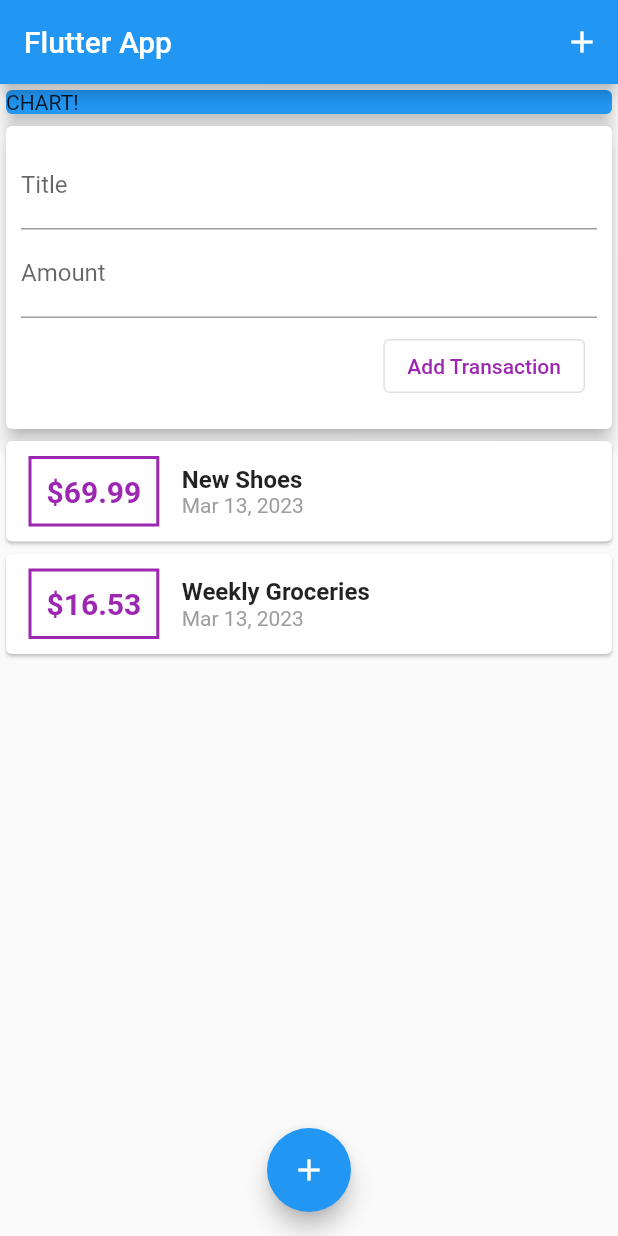
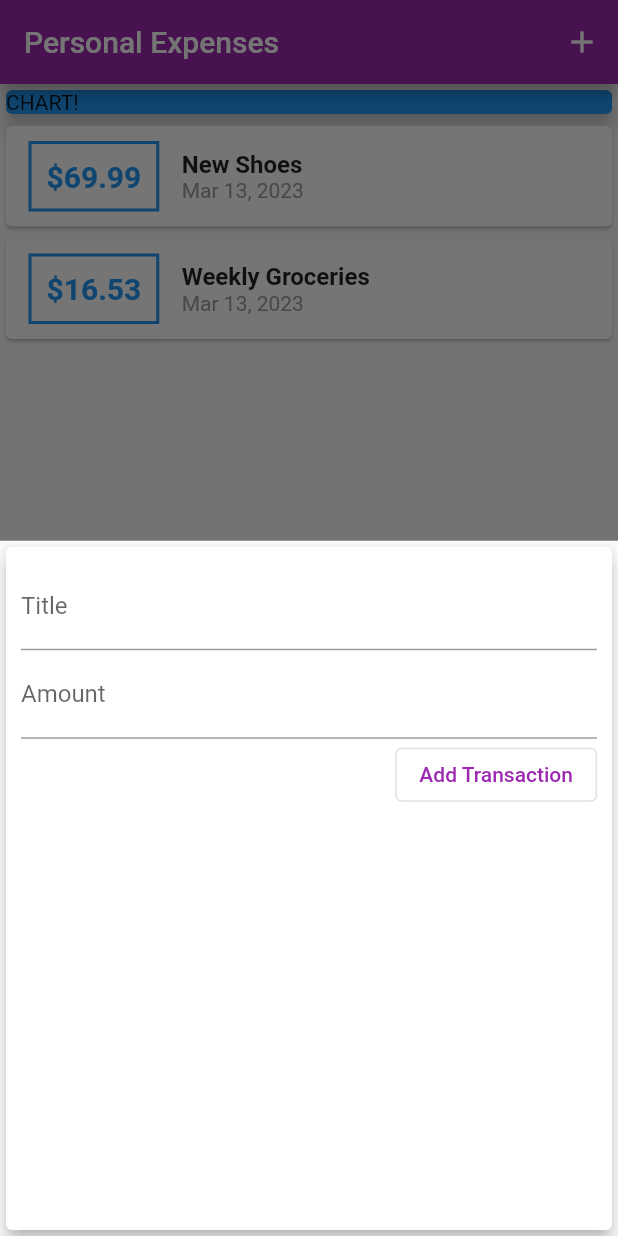
Before and after one commit to akibur-rahman/Daily-Expenses-Tracker-App, a Flutter app: the screen it shows after launch, after a tap on the "add" icon, on a phone screen of 412 x 824 dp. Run offline on Flutter 3.47's test engine with Material 2 defaults, Android fonts, the phone set to English and light mode, and no system bars.

Commit message:
added theming

```diff
--- a/app/lib/main.dart
+++ b/app/lib/main.dart
@@ -1,6 +1,8 @@
 import 'package:flutter/material.dart';
 
-import './widgets/user_transactions.dart';
+import './widgets/new_transaction.dart';
+import './widgets/transaction_list.dart';
+import './models/transaction.dart';
 
 void main() => runApp(MyApp());
 
@@ -8,31 +10,83 @@ class MyApp extends StatelessWidget {
   @override
   Widget build(BuildContext context) {
     return MaterialApp(
-      debugShowCheckedModeBanner: false,
-      title: 'Flutter App',
+      title: 'Personal Expenses',
+      theme: ThemeData(
+        colorScheme: ColorScheme.fromSwatch(
+          primarySwatch: Colors.purple,
+        ).copyWith(
+          secondary: Colors.amber,
+        ),
+      ),
       home: MyHomePage(),
     );
   }
 }
 
-class MyHomePage extends StatelessWidget {
+class MyHomePage extends StatefulWidget {
   // String titleInput;
   // String amountInput;
-  final titleController = TextEditingController();
-  final amountController = TextEditingController();
+  @override
+  _MyHomePageState createState() => _MyHomePageState();
+}
+
+class _MyHomePageState extends State<MyHomePage> {
+  final List<Transaction> _userTransactions = [
+    Transaction(
+      id: 't1',
+      title: 'New Shoes',
+      amount: 69.99,
+      date: DateTime.now(),
+    ),
+    Transaction(
+      id: 't2',
+      title: 'Weekly Groceries',
+      amount: 16.53,
+      date: DateTime.now(),
+    ),
+  ];
+
+  void _addNewTransaction(String txTitle, double txAmount) {
+    final newTx = Transaction(
+      title: txTitle,
+      amount: txAmount,
+      date: DateTime.now(),
+      id: DateTime.now().toString(),
+    );
+
+    setState(() {
+      _userTransactions.add(newTx);
+    });
+  }
+
+  void _startAddNewTransaction(BuildContext ctx) {
+    showModalBottomSheet(
+      context: ctx,
+      builder: (_) {
+        return GestureDetector(
+          onTap: () {},
+          child: NewTransaction(_addNewTransaction),
+          behavior: HitTestBehavior.opaque,
+        );
+      },
+    );
+  }
 
   @override
   Widget build(BuildContext context) {
     return Scaffold(
       appBar: AppBar(
-        title: Text('Flutter App'),
-        actions: [
-          IconButton(onPressed: () {}, icon: Icon(Icons.add))
-        ], //name in the appbar
+        title: Text('Personal Expenses'),
+        actions: <Widget>[
+          IconButton(
+            icon: Icon(Icons.add),
+            onPressed: () => _startAddNewTransaction(context),
           ),
-      body: Container(
-        child: SingleChildScrollView(
+        ],
+      ),
+      body: SingleChildScrollView(
         child: Column(
+          // mainAxisAlignment: MainAxisAlignment.start,
           crossAxisAlignment: CrossAxisAlignment.stretch,
           children: <Widget>[
             Container(
@@ -43,15 +97,14 @@ class MyHomePage extends StatelessWidget {
                 elevation: 5,
               ),
             ),
-              UserTransactions(),
+            TransactionList(_userTransactions),
           ],
-          ),
         ),
       ),
       floatingActionButtonLocation: FloatingActionButtonLocation.centerFloat,
       floatingActionButton: FloatingActionButton(
-        onPressed: () {},
         child: Icon(Icons.add),
+        onPressed: () => _startAddNewTransaction(context),
       ),
     );
   }
--- a/app/lib/widgets/new_transaction.dart
+++ b/app/lib/widgets/new_transaction.dart
@@ -1,11 +1,34 @@
 import 'package:flutter/material.dart';
 
-class NewTransaction extends StatelessWidget {
+class NewTransaction extends StatefulWidget {
   final Function addTx;
+
+  NewTransaction(this.addTx);
+
+  @override
+  _NewTransactionState createState() => _NewTransactionState();
+}
+
+class _NewTransactionState extends State<NewTransaction> {
   final titleController = TextEditingController();
+
   final amountController = TextEditingController();
 
-  NewTransaction(this.addTx);
+  void submitData() {
+    final enteredTitle = titleController.text;
+    final enteredAmount = double.parse(amountController.text);
+
+    if (enteredTitle.isEmpty || enteredAmount <= 0) {
+      return;
+    }
+
+    widget.addTx(
+      enteredTitle,
+      enteredAmount,
+    );
+
+    Navigator.of(context).pop();
+  }
 
   @override
   Widget build(BuildContext context) {
@@ -17,41 +40,24 @@ class NewTransaction extends StatelessWidget {
           crossAxisAlignment: CrossAxisAlignment.end,
           children: <Widget>[
             TextField(
-              decoration: InputDecoration(labelText: 'Title'), //textField label
+              decoration: InputDecoration(labelText: 'Title'),
               controller: titleController,
+              onSubmitted: (_) => submitData(),
               // onChanged: (val) {
               //   titleInput = val;
               // },
             ),
             TextField(
+              decoration: InputDecoration(labelText: 'Amount'),
+              controller: amountController,
               keyboardType: TextInputType.number,
-              decoration:
-                  InputDecoration(labelText: 'Amount'), //textField label
-              controller: amountController,
+              onSubmitted: (_) => submitData(),
               // onChanged: (val) => amountInput = val,
             ),
-            Padding(
-              padding: const EdgeInsets.all(8.0),
-              child: SizedBox(
-                child: OutlinedButton(
-                  child: Text(
-                    'Add Transaction',
-                    style: TextStyle(
-                      color: Colors.purple,
-                    ),
-                  ),
-                  onPressed: () {
-                    if (titleController.text.isEmpty ||
-                        double.parse(amountController.text) < 0) {
-                    } else {
-                      addTx(
-                        titleController.text,
-                        double.parse(amountController.text),
-                      );
-                    }
-                  },
-                ),
-              ),
+            OutlinedButton(
+              child: Text('Add Transaction'),
+              // textColor: Colors.purple,
+              onPressed: submitData,
             ),
           ],
         ),
--- a/app/lib/widgets/transaction_list.dart
+++ b/app/lib/widgets/transaction_list.dart
@@ -11,7 +11,7 @@ class TransactionList extends StatelessWidget {
   @override
   Widget build(BuildContext context) {
     return Container(
-      height: 400,
+      height: 300,
       child: ListView.builder(
         itemBuilder: (ctx, index) {
           return Card(
@@ -24,7 +24,7 @@ class TransactionList extends StatelessWidget {
                   ),
                   decoration: BoxDecoration(
                     border: Border.all(
-                      color: Colors.purple,
+                      color: Theme.of(context).primaryColor,
                       width: 2,
                     ),
                   ),
@@ -34,7 +34,7 @@ class TransactionList extends StatelessWidget {
                     style: TextStyle(
                       fontWeight: FontWeight.bold,
                       fontSize: 20,
-                      color: Colors.purple,
+                      color: Theme.of(context).primaryColor,
                     ),
                   ),
                 ),
--- a/app/lib/widgets/user_transactions.dart
+++ /dev/null
@@ -1,50 +0,0 @@
-import 'package:flutter/material.dart';
-
-import './new_transaction.dart';
-import './transaction_list.dart';
-import '../models/transaction.dart';
-
-class UserTransactions extends StatefulWidget {
-  @override
-  _UserTransactionsState createState() => _UserTransactionsState();
-}
-
-class _UserTransactionsState extends State<UserTransactions> {
-  final List<Transaction> _userTransactions = [
-    Transaction(
-      id: 't1',
-      title: 'New Shoes',
-      amount: 69.99,
-      date: DateTime.now(),
-    ),
-    Transaction(
-      id: 't2',
-      title: 'Weekly Groceries',
-      amount: 16.53,
-      date: DateTime.now(),
-    ),
-  ];
-
-  void _addNewTransaction(String txTitle, double txAmount) {
-    final newTx = Transaction(
-      title: txTitle,
-      amount: txAmount,
-      date: DateTime.now(),
-      id: DateTime.now().toString(),
-    );
-
-    setState(() {
-      _userTransactions.add(newTx);
-    });
-  }
-
-  @override
-  Widget build(BuildContext context) {
-    return Column(
-      children: <Widget>[
-        NewTransaction(_addNewTransaction),
-        TransactionList(_userTransactions),
-      ],
-    );
-  }
-}
```
Lines whose indentation alone changed are shown as unchanged.
